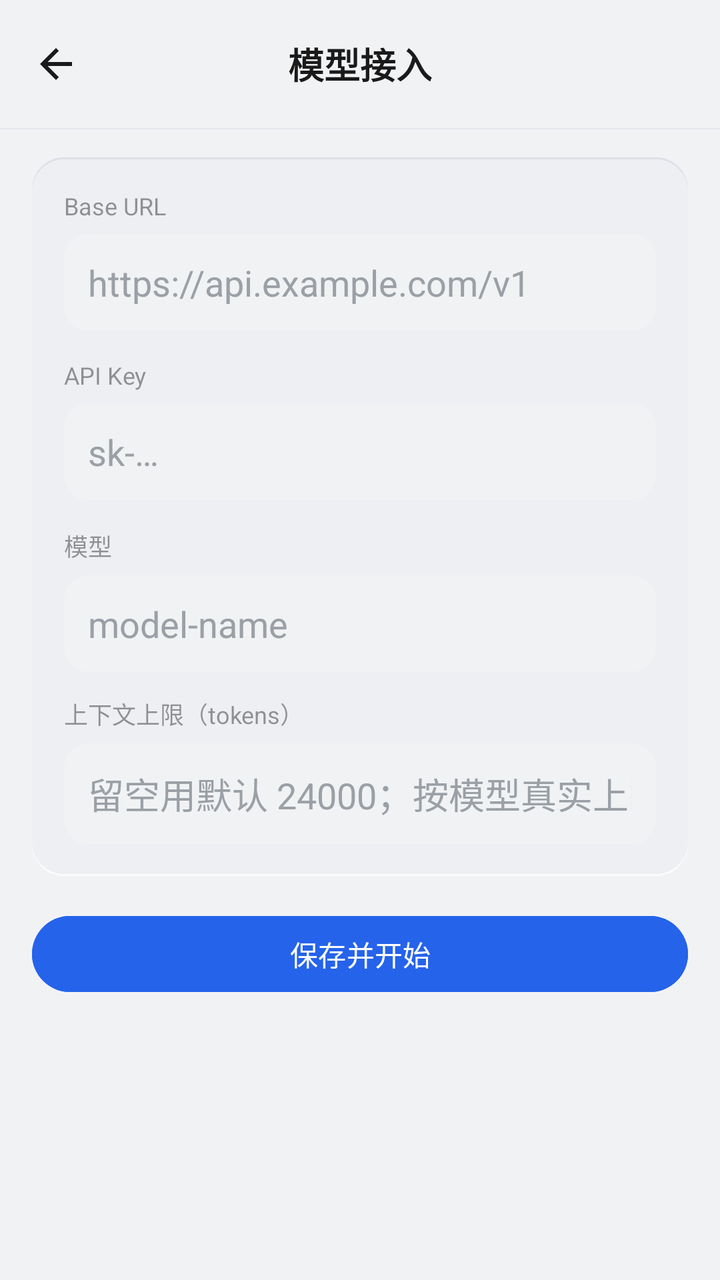
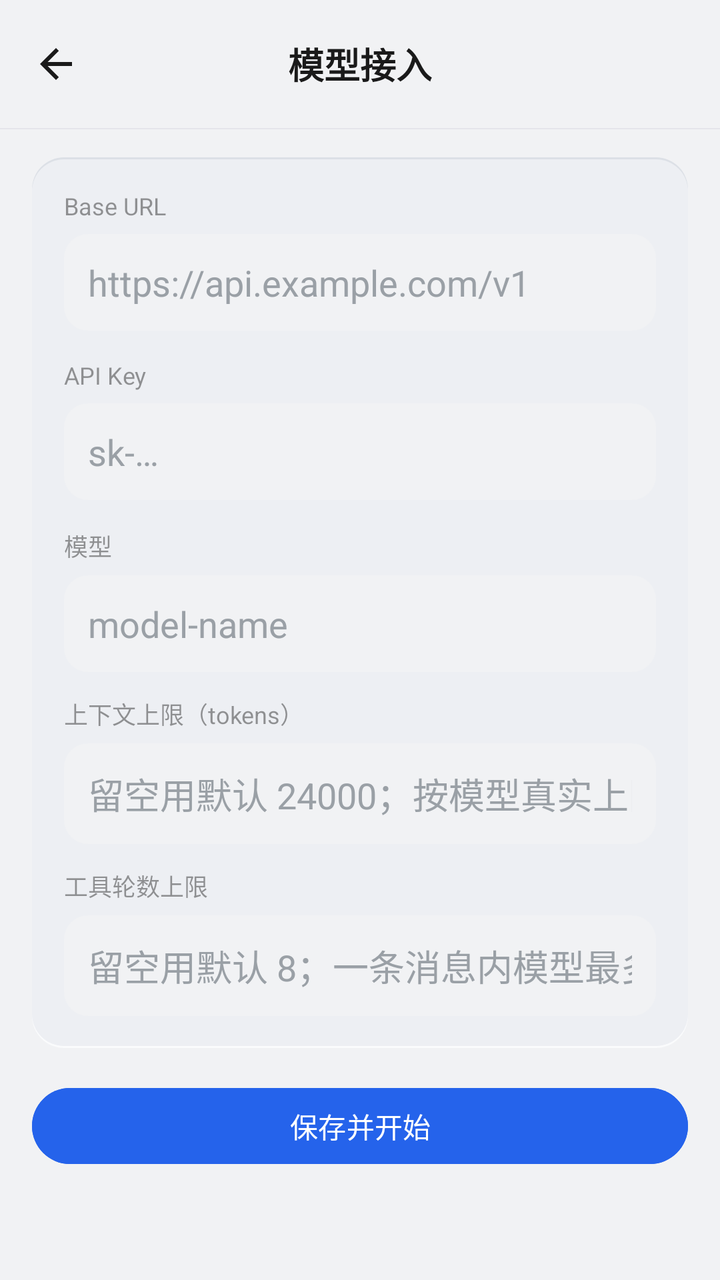

Screens rendered from an Android XML layout before and after an edit, with the pre-edit source and the edit as a unified diff.
<!-- AndroidManifest.xml: application theme Theme.NyralLite -->
<!-- res/layout/activity_model_config.xml -->
<?xml version="1.0" encoding="utf-8"?>
<LinearLayout xmlns:android="http://schemas.android.com/apk/res/android"
    xmlns:app="http://schemas.android.com/apk/res-auto"
    android:id="@+id/root"
    android:layout_width="match_parent"
    android:layout_height="match_parent"
    android:background="@color/bg"
    android:orientation="vertical">

    <FrameLayout
        android:layout_width="match_parent"
        android:layout_height="?attr/actionBarSize"
        android:background="@color/bg">

        <ImageView
            android:id="@+id/btn_back"
            android:layout_width="40dp"
            android:layout_height="40dp"
            android:layout_gravity="start|center_vertical"
            android:layout_marginStart="8dp"
            android:background="?attr/selectableItemBackgroundBorderless"
            android:contentDescription="@string/back"
            android:padding="8dp"
            android:src="@drawable/ic_back" />

        <TextView
            android:layout_width="wrap_content"
            android:layout_height="wrap_content"
            android:layout_gravity="center"
            android:text="@string/cfg_section_model"
            android:textColor="@color/ai_text"
            android:textSize="18sp"
            android:textStyle="bold" />
    </FrameLayout>

    <View
        android:layout_width="match_parent"
        android:layout_height="0.5dp"
        android:background="@color/divider" />

    <ScrollView
        android:id="@+id/scroll"
        android:layout_width="match_parent"
        android:layout_height="0dp"
        android:layout_weight="1"
        android:fillViewport="true">

        <LinearLayout
            android:layout_width="match_parent"
            android:layout_height="wrap_content"
            android:orientation="vertical"
            android:paddingStart="16dp"
            android:paddingTop="14dp"
            android:paddingEnd="16dp"
            android:paddingBottom="20dp">

            <LinearLayout
                android:layout_width="match_parent"
                android:layout_height="wrap_content"
                android:layout_marginBottom="16dp"
                android:background="@drawable/bg_card"
                android:orientation="vertical"
                android:padding="16dp">

                <TextView
                    android:layout_width="wrap_content"
                    android:layout_height="wrap_content"
                    android:layout_marginBottom="6dp"
                    android:text="@string/cfg_url"
                    android:textColor="@color/bar_action_text_muted"
                    android:textSize="12sp" />

                <EditText
                    android:id="@+id/in_url"
                    android:layout_width="match_parent"
                    android:layout_height="wrap_content"
                    android:layout_marginBottom="14dp"
                    android:background="@drawable/bg_field"
                    android:hint="@string/cfg_url_hint"
                    android:inputType="textUri"
                    android:padding="12dp"
                    android:textColor="@color/ai_text"
                    android:textColorHint="@color/text_hint" />

                <TextView
                    android:layout_width="wrap_content"
                    android:layout_height="wrap_content"
                    android:layout_marginBottom="6dp"
                    android:text="@string/cfg_key"
                    android:textColor="@color/bar_action_text_muted"
                    android:textSize="12sp" />

                <EditText
                    android:id="@+id/in_key"
                    android:layout_width="match_parent"
                    android:layout_height="wrap_content"
                    android:layout_marginBottom="14dp"
                    android:background="@drawable/bg_field"
                    android:hint="@string/cfg_key_hint"
                    android:inputType="textPassword"
                    android:padding="12dp"
                    android:textColor="@color/ai_text"
                    android:textColorHint="@color/text_hint" />

                <TextView
                    android:layout_width="wrap_content"
                    android:layout_height="wrap_content"
                    android:layout_marginBottom="6dp"
                    android:text="@string/cfg_model"
                    android:textColor="@color/bar_action_text_muted"
                    android:textSize="12sp" />

                <EditText
                    android:id="@+id/in_model"
                    android:layout_width="match_parent"
                    android:layout_height="wrap_content"
                    android:background="@drawable/bg_field"
                    android:hint="@string/cfg_model_hint"
                    android:inputType="text"
                    android:padding="12dp"
                    android:textColor="@color/ai_text"
                    android:textColorHint="@color/text_hint" />

                <TextView
                    android:layout_width="wrap_content"
                    android:layout_height="wrap_content"
                    android:layout_marginTop="12dp"
                    android:layout_marginBottom="6dp"
                    android:text="@string/cfg_context"
                    android:textColor="@color/bar_action_text_muted"
                    android:textSize="12sp" />

                <EditText
                    android:id="@+id/in_context"
                    android:layout_width="match_parent"
                    android:layout_height="wrap_content"
                    android:background="@drawable/bg_field"
                    android:hint="@string/cfg_context_hint"
                    android:inputType="number"
                    android:padding="12dp"
                    android:textColor="@color/ai_text"
                    android:textColorHint="@color/text_hint" />
            </LinearLayout>

            <Button
                android:id="@+id/btn_save"
                android:layout_width="match_parent"
                android:layout_height="46dp"
                android:backgroundTint="@color/brand"
                app:cornerRadius="23dp"
                android:text="@string/cfg_save"
                android:textColor="@color/user_text"
                android:textSize="14sp" />
        </LinearLayout>
    </ScrollView>
</LinearLayout>
<!-- resources referenced by this layout -->
<resources>
  <color name="ai_text">#1A1A1A</color>
  <color name="bar_action_text_muted">#731A1A1A</color>
  <color name="bg">#F1F2F4</color>
  <color name="brand">#2563EB</color>
  <color name="divider">#E5E5EA</color>
  <color name="text_hint">#9AA0A6</color>
  <color name="user_text">#FFFFFF</color>
  <!-- drawable bg_card (drawable) -->
  <?xml version="1.0" encoding="utf-8"?>
  <layer-list xmlns:android="http://schemas.android.com/apk/res/android">
      
      <item android:bottom="2dp">
          <shape android:shape="rectangle">
              <solid android:color="#DCE0E6" />
              <corners android:radius="16dp" />
          </shape>
      </item>
      
      <item android:top="2dp">
          <shape android:shape="rectangle">
              <solid android:color="#FAFBFC" />
              <corners android:radius="16dp" />
          </shape>
      </item>
      
      <item android:top="1dp" android:bottom="1dp">
          <shape android:shape="rectangle">
              <solid android:color="#EDEFF3" />
              <corners android:radius="16dp" />
          </shape>
      </item>
  </layer-list>
  <!-- drawable bg_field (drawable) -->
  <?xml version="1.0" encoding="utf-8"?>
  <shape xmlns:android="http://schemas.android.com/apk/res/android"
      android:shape="rectangle">
      <solid android:color="@color/bg" />
      <corners android:radius="12dp" />
  </shape>
  <!-- drawable ic_back (drawable) -->
  <?xml version="1.0" encoding="utf-8"?>
  <vector xmlns:android="http://schemas.android.com/apk/res/android"
      android:width="24dp"
      android:height="24dp"
      android:viewportWidth="24"
      android:viewportHeight="24">
      <path
          android:fillColor="#1A1A1A"
          android:pathData="M20,11H7.83l5.59,-5.59L12,4l-8,8 8,8 1.41,-1.41L7.83,13H20v-2z" />
  </vector>
  <string name="back">返回</string>
  <string name="cfg_context">上下文上限（tokens）</string>
  <string name="cfg_context_hint">留空用默认 24000；按模型真实上限填写，设大会增加延迟和费用</string>
  <string name="cfg_key">API Key</string>
  <string name="cfg_key_hint">sk-…</string>
  <string name="cfg_model">模型</string>
  <string name="cfg_model_hint">model-name</string>
  <string name="cfg_save">保存并开始</string>
  <string name="cfg_section_model">模型接入</string>
  <string name="cfg_url">Base URL</string>
  <string name="cfg_url_hint">https://api.example.com/v1</string>
  <style name="Theme.NyralLite" parent="Theme.Material3.Light.NoActionBar">
          <item name="colorPrimary">@color/brand</item>
          <item name="android:windowBackground">@color/bg</item>
          <item name="android:statusBarColor">@color/bg</item>
          <item name="android:windowLightStatusBar">true</item>
          
          <item name="materialAlertDialogTheme">@style/ThemeOverlay.NyralLite.Dialog</item>
      </style>
  <style name="ThemeOverlay.NyralLite.Dialog" parent="ThemeOverlay.Material3.MaterialAlertDialog">
          <item name="colorPrimary">@color/brand</item>
          <item name="colorSecondary">@color/brand</item>
          <item name="colorSurface">@color/bg</item>
          <item name="colorSurfaceContainerHigh">@color/bg</item>
          <item name="colorOnSurface">@color/ai_text</item>
          
          <item name="elevationOverlayEnabled">false</item>
          <item name="shapeAppearanceOverlay">@style/ShapeAppearance.NyralLite.Dialog</item>
      </style>
  <style name="ShapeAppearance.NyralLite.Dialog" parent="">
          <item name="cornerFamily">rounded</item>
          <item name="cornerSize">20dp</item>
      </style>
</resources>

<!-- the commit's change to res/layout/activity_model_config.xml (unified diff, before → after) -->
@@ -140,6 +140,26 @@
                     android:padding="12dp"
                     android:textColor="@color/ai_text"
                     android:textColorHint="@color/text_hint" />
+
+                <TextView
+                    android:layout_width="wrap_content"
+                    android:layout_height="wrap_content"
+                    android:layout_marginTop="12dp"
+                    android:layout_marginBottom="6dp"
+                    android:text="@string/cfg_rounds"
+                    android:textColor="@color/bar_action_text_muted"
+                    android:textSize="12sp" />
+
+                <EditText
+                    android:id="@+id/in_rounds"
+                    android:layout_width="match_parent"
+                    android:layout_height="wrap_content"
+                    android:background="@drawable/bg_field"
+                    android:hint="@string/cfg_rounds_hint"
+                    android:inputType="number"
+                    android:padding="12dp"
+                    android:textColor="@color/ai_text"
+                    android:textColorHint="@color/text_hint" />
             </LinearLayout>
 
             <Button
<!-- resource entries referenced after the edit -->
@@ -57,6 +57,8 @@
   <string name="cfg_key_hint">sk-…</string>
   <string name="cfg_model">模型</string>
   <string name="cfg_model_hint">model-name</string>
+  <string name="cfg_rounds">工具轮数上限</string>
+  <string name="cfg_rounds_hint">留空用默认 8；一条消息内模型最多连续调用几轮工具</string>
   <string name="cfg_save">保存并开始</string>
   <string name="cfg_section_model">模型接入</string>
   <string name="cfg_url">Base URL</string>
